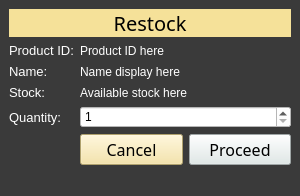
First picture: the form in restock.ui, repository Aenan05/MAXPC, before the edit.
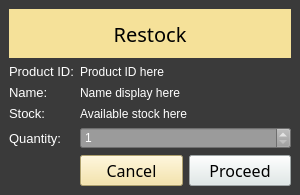
Second picture: the form after the edit.

Commit message: Light Ui Theme -- View Logs

What changed in the file:
```diff
--- a/restock.ui
+++ b/restock.ui
@@ -144,8 +144,9 @@
         <item row="3" column="1">
          <widget class="QSpinBox" name="spinRes">
           <property name="styleSheet">
-           <string notr="true">
-background-color: rgb(255, 255, 255);</string>
+           <string notr="true">background-color: rgb(155, 155, 155);
+color: rgb(255, 255, 255);
+</string>
           </property>
           <property name="minimum">
            <number>1</number>
@@ -215,7 +216,6 @@
     </item>
    </layout>
   </widget>
-  <widget class="QStatusBar" name="statusbar"/>
  </widget>
  <resources/>
  <connections/>
```
Left out of the diff: 2 changed lines with no effect on the pictures. The commit also changes 5 other files.
